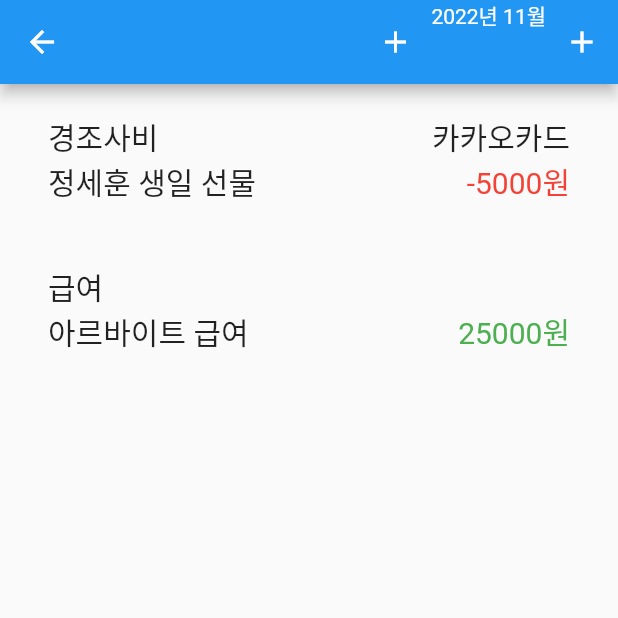
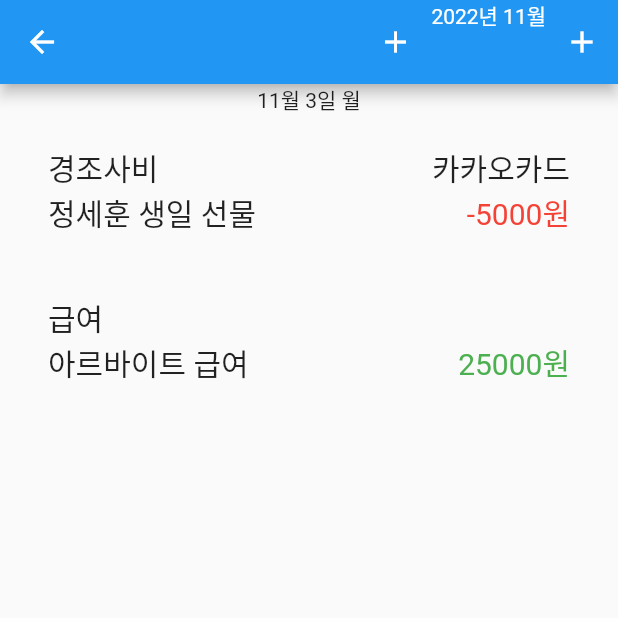
Before and after one commit to JUNGSEHOON-AutoML/flutter-budget-app, a Flutter app: the HistoryScreen screen opened by its route, on a phone screen of 412 x 824 dp, the top half of it. Run offline on Flutter 3.47's test engine with Material 2 defaults, Android fonts, the phone set to English and light mode, and no system bars; our stand-ins replace firebase_auth, firebase_core, firebase_database, floor, get, google_sign_in and 1 more; accounts and stored records are empty; generated files the repository leaves out were written again.

```diff
--- a/lib/presentation/history/history_screen.dart
+++ b/lib/presentation/history/history_screen.dart
@@ -8,21 +8,38 @@ import 'package:intl/intl.dart';
 class HistoryScreen extends StatelessWidget {
   const HistoryScreen({Key? key}) : super(key: key);
 
-  // final items = List.generate(100, (index) => index).toList();
-
   @override
   Widget build(BuildContext context) {
     final test = Get.put(GetCategoriesUseCase());
     test.invoke();
 
     // "2022-11"
-    // print(MyService.to.history.keys);
     String nowYM = "2022" + "-" + "11";
+    int lastDate =
+        int.parse(DateFormat('dd').format(DateTime(2022, 11 + 1, 0)));
     MyService.to.makeDummies();
-    // print(MyService.to.history!.length);
 
-    final items = List.generate(MyService.to.history[nowYM]!.length, (index) => index)
+    final items =
+        List.generate(MyService.to.history[nowYM]!.length, (index) => index)
             .toList();
+
+    for (int k = 1; k <= lastDate; k++) {
+      if (k < 10) {
+        List group = MyService.to.history[nowYM]!
+            .where((data) => data.date == nowYM + '-0' + k.toString())
+            .toList();
+        if (group.length > 0) {
+          print(k);
+        }
+      } else {
+        List group = MyService.to.history[nowYM]!
+            .where((data) => data.date == nowYM + '-' + k.toString())
+            .toList();
+        if (group.length > 0) {
+          print(k);
+        }
+      }
+    }
 
     return Scaffold(
         appBar: AppBar(
@@ -38,15 +55,24 @@ class HistoryScreen extends StatelessWidget {
             ),
           ],
         ),
-        body: ListView(
+        body: Column(
+          children: [
+            const Text("11월 3일 월"),
+            ListView(
                 scrollDirection: Axis.vertical,
-            children: items.map((i) => listTileView(nowYM, i)).toList()
-        )
-    );
+                shrinkWrap: true,
+                children:
+                    items.map((i) => listTileViewAllType(nowYM, i)).toList()),
+          ],
+        ));
   }
 }
 
-  ListTile listTileView(String nowYM, int now) {
+Row ymdListAllType(String nowYMD, String nowYM, int now, int length) {
+  return Row();
+}
+
+ListTile listTileViewAllType(String nowYM, int now) {
   if (MyService.to.history[nowYM]![now].type == RecordType.spend) {
     String cardName = MyService.to.history[nowYM]![now].payment!.name;
     String categoryName = MyService.to.history[nowYM]![now].category.name;
@@ -128,26 +154,3 @@ class HistoryScreen extends StatelessWidget {
     return ListTile();
   }
 }
-
-// record1.id = "1";
-// record1.payment = Payment();
-// record1.payment!.id = 1;
-// record1.payment!.name = "카카오카드";
-// record1.category = Category();
-// record1.category.id = 1;
-// record1.category.name = "경조사비";
-// record1.category.color = AppColor.pink2;
-// record1.type = RecordType.spend;
-// record1.date = "2022-11-03";
-// record1.price = 5000;
-// record1.title = "정세훈 생일 선물";
-
-// record2.id = "2";
-// record2.category = Category();
-// record2.category.id = 2;
-// record2.category.name = "급여";
-// record2.category.color = AppColor.olive5;
-// record2.type = RecordType.income;
-// record2.date = "2022-11-06";
-// record2.price = 25000;
-// record2.title = "아르바이트 급여";
```
Lines whose indentation alone changed are shown as unchanged.
